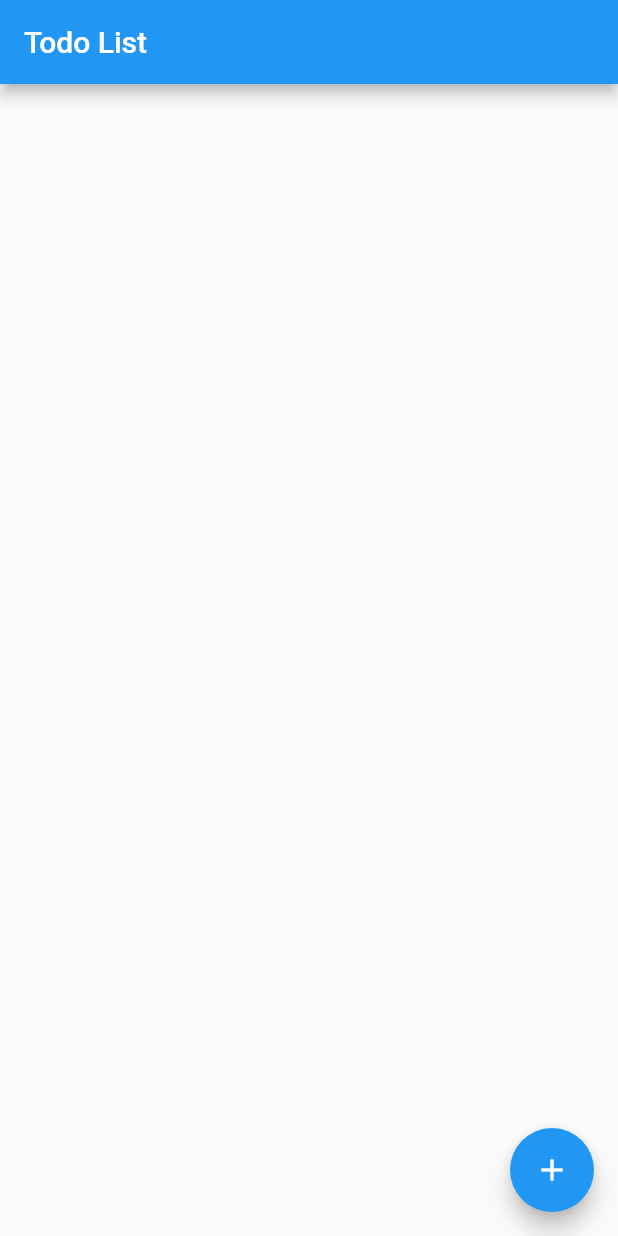
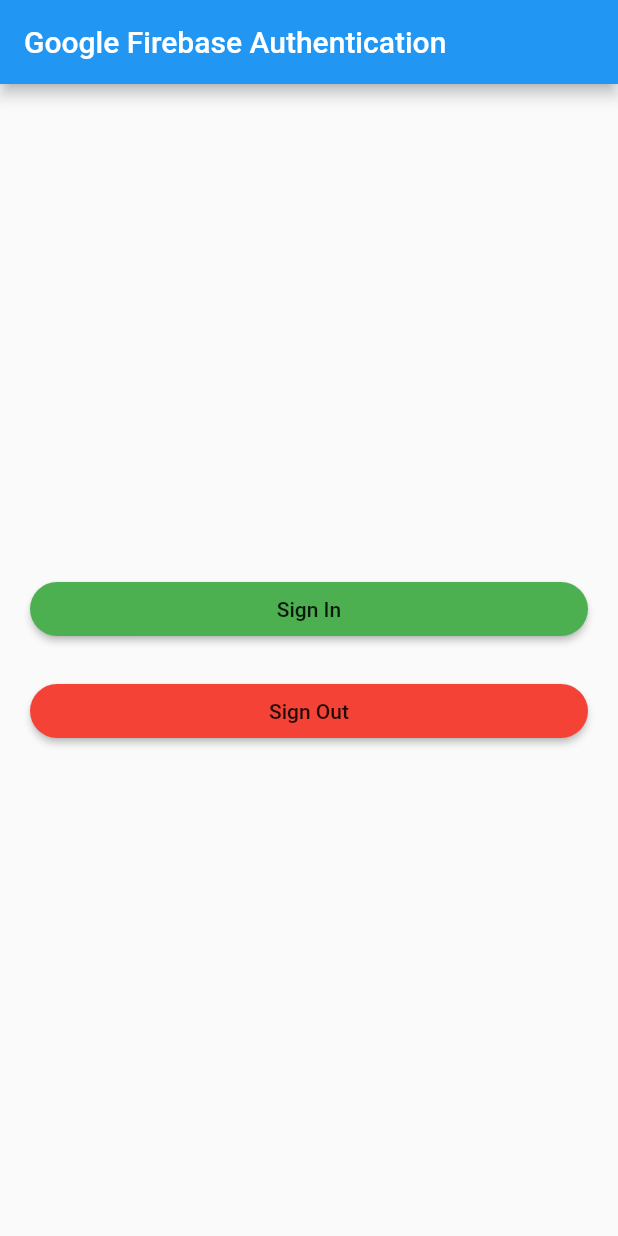
Before and after one commit to GodsEye-07/ToDoApp, a Flutter app: the screen it shows after launch, on a phone screen of 412 x 824 dp. Run offline on Flutter 3.47's test engine with Material 2 defaults, Android fonts, the phone set to English and light mode, and no system bars; our stand-ins replace firebase_auth, google_sign_in; accounts and stored records are empty.

Commit message:
Final commmit and presented this to Hasura.

```diff
--- a/lib/main.dart
+++ b/lib/main.dart
@@ -1,18 +1,94 @@
 // Import MaterialApp and other widgets which we can use to quickly create a material app
 import 'package:flutter/material.dart';
+import 'package:google_sign_in/google_sign_in.dart';
+import 'package:firebase_auth/firebase_auth.dart';
 
 // Code written in Dart starts exectuting from the main function. runApp is part of
 // Flutter, and requires the component which will be our app's container. In Flutter,
 // every component is known as a "widget".
-void main() => runApp(new TodoApp());
 
-// Every component in Flutter is a widget, even the whole app itself
-class TodoApp extends StatelessWidget {
+void main() => runApp(MyApp());
+
+class MyApp extends StatelessWidget {
+  // This widget is the root of your application.
   @override
   Widget build(BuildContext context) {
-    return new MaterialApp(
-      title: 'Todo List',
-      home: new TodoList()
+    return MaterialApp(
+      title: 'Flutter Demo',
+      debugShowCheckedModeBanner: false,
+      theme: ThemeData(
+        primarySwatch: Colors.blue,
+      ),
+      home: new MyHomePage(),
+    );
+  }
+}
+
+class MyHomePage extends StatelessWidget{
+
+  final FirebaseAuth _auth = FirebaseAuth.instance;
+  final GoogleSignIn googleSignIn = new GoogleSignIn();
+
+  Future<FirebaseUser> _signIn() async{
+    GoogleSignInAccount googleSignInAccount = await googleSignIn.signIn();
+    GoogleSignInAuthentication gSA = await googleSignInAccount.authentication;
+
+
+    FirebaseUser user = await _auth.signInWithGoogle(
+      idToken: gSA.idToken,
+      accessToken: gSA.accessToken
+    );
+
+    print("Username: ${user.displayName}");
+    return user;
+  }
+
+  void _signOut(){
+    googleSignIn.signOut();
+    print("User Signed Out");
+  }
+
+  @override
+  Widget build(BuildContext context) {
+    // This method is rerun every time setState is called, for instance as done
+    // by the _incrementCounter method above.
+    //
+    // The Flutter framework has been optimized to make rerunning build methods
+    // fast, so that you can just rebuild anything that needs updating rather
+    // than having to individually change instances of widgets.
+    return Scaffold(
+      appBar: AppBar(
+        // Here we take the value from the MyHomePage object that was created by
+        // the App.build method, and use it to set our appbar title.
+        title: Text('Google Firebase Authentication'),
+      ),
+      body: new Padding(
+        padding: const EdgeInsets.all(20.0),
+        child: new Column(
+          mainAxisAlignment: MainAxisAlignment.center,
+          crossAxisAlignment: CrossAxisAlignment.stretch,
+          children: <Widget>[
+            new RaisedButton(
+              onPressed: (){
+                _signIn().then((FirebaseUser user)=> print(user)).catchError((e)=>print(e));
+                Navigator.push(context,MaterialPageRoute(builder: (context) => TodoList()),);
+              },
+              child: new Text('Sign In'),
+              color: Colors.green,
+              shape: new RoundedRectangleBorder(borderRadius: new BorderRadius.circular(30.0)),
+            ),
+            new Padding(
+              padding: const EdgeInsets.all(10.0),
+            ),
+            new RaisedButton(
+              onPressed: _signOut,
+              child: new Text('Sign Out'),
+              color: Colors.red,
+              shape: new RoundedRectangleBorder(borderRadius: new BorderRadius.circular(30.0)),
+            ),
+          ],
+        ),
+      ),
     );
   }
 }
@@ -90,7 +166,17 @@ class TodoListState extends State<TodoList> {
   Widget build(BuildContext context) {
     return new Scaffold(
       appBar: new AppBar(
-        title: new Text('Todo List')
+        title: new Text('Todo List'),
+        actions: <Widget>[
+          new FlatButton(
+            child: new Text('SignOut'),
+            color: Colors.blue,
+            textColor: Colors.white,
+            onPressed: (){
+              Navigator.of(context).pop();
+            },
+          ),
+        ],
       ),
       body: _buildTodoList(),
       floatingActionButton: new FloatingActionButton(
--- a/pubspec.yaml
+++ b/pubspec.yaml
@@ -19,8 +19,8 @@ dependencies:
   # The following adds the Cupertino Icons font to your application.
   # Use with the CupertinoIcons class for iOS style icons.
   cupertino_icons: ^0.1.2
-  # firebase_auth:
-  # google_sign_in:
+  firebase_auth:
+  google_sign_in:
 
 dev_dependencies:
   flutter_test:
```
Also changed, not shown: 6 other files.
